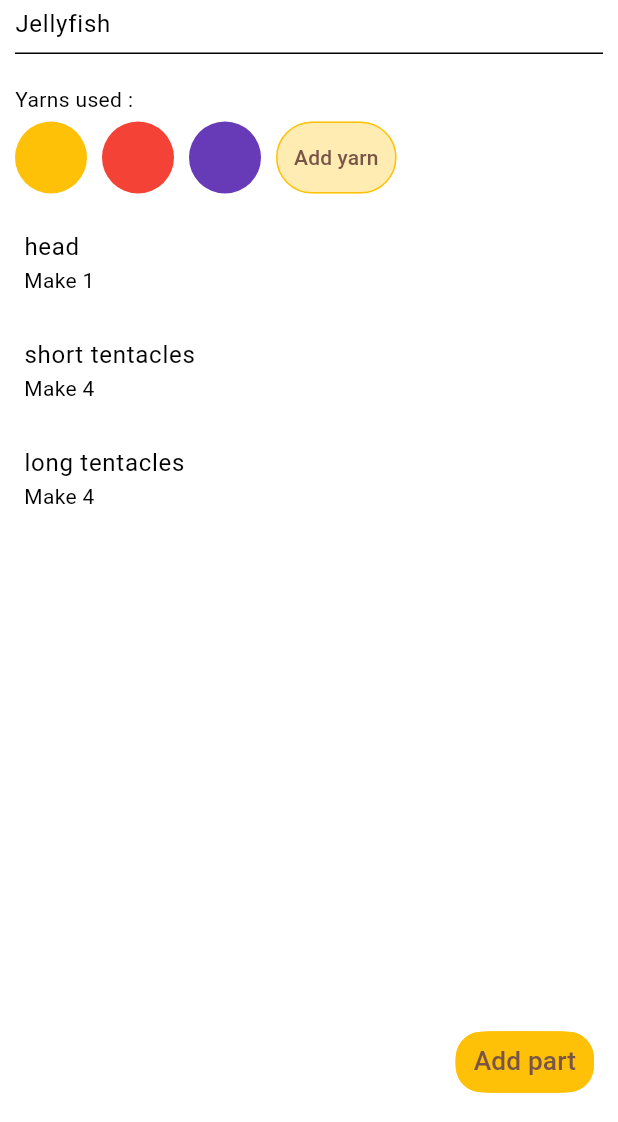
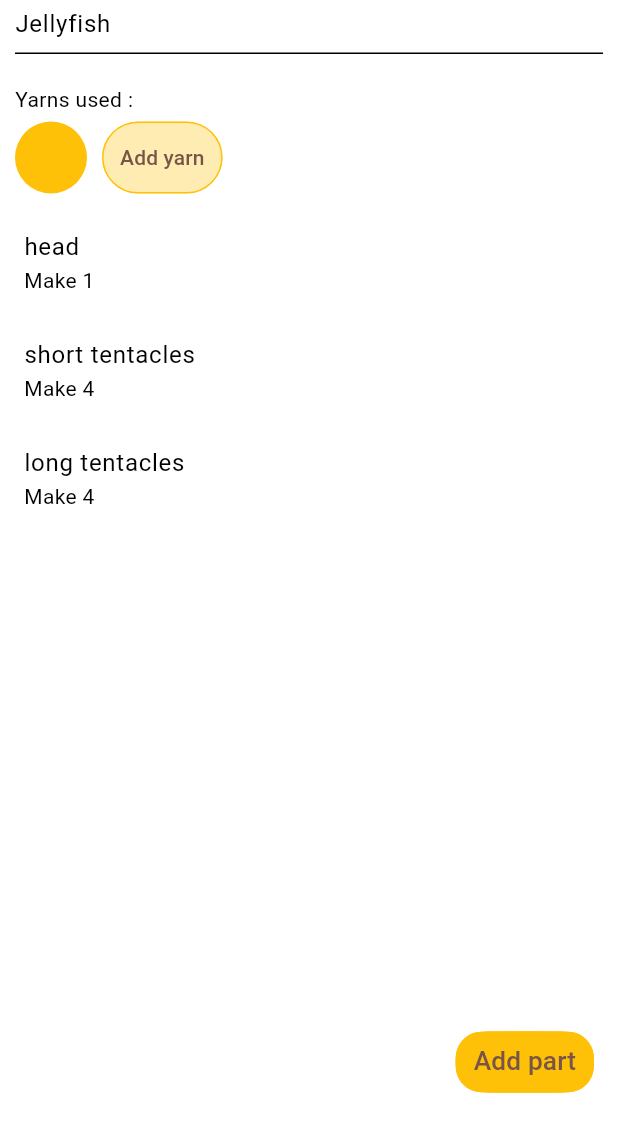
Before and after one commit to llevasse/craftStash, a Flutter app: the PatternsStashPage screen opened directly, after a tap on "Jellyfish", on a phone screen of 412 x 824 dp, the part 114-1236 px from its top. Run offline on Flutter 3.47's test engine with Material 3 defaults, Android fonts, the phone set to English and light mode, and no system bars; our stand-ins replace flutter_colorpicker, lucide_icons_flutter, sqflite; accounts and stored records are empty; statements that could not run were skipped.

Commit message:
[feat] added function to insert yarn in pattern, get yarn used in pattern, and pattern page retrieve only used yarn and not all yarn

```diff
--- a/lib/class/patterns/patterns.dart
+++ b/lib/class/patterns/patterns.dart
@@ -124,3 +124,19 @@ Future<void> removeAllPattern() async {
     throw DatabaseDoesNotExistException("Could not get database");
   }
 }
+
+Future<int> insertYarnInPattern(
+  int yarnId,
+  int patternId, [
+  Database? db,
+]) async {
+  db ??= (await DbService().database);
+  if (db != null) {
+    return db.insert("yarn_in_pattern", {
+      'pattern_id': patternId,
+      'yarn_id': yarnId,
+    });
+  } else {
+    throw DatabaseDoesNotExistException("Could not get database");
+  }
+}
--- a/lib/class/yarns/yarn.dart
+++ b/lib/class/yarns/yarn.dart
@@ -50,6 +50,21 @@ class Yarn {
     maxHook,
     minHook,
     thickness,
+  );
+}
+
+Yarn _fromMap(Map<String, Object?> map) {
+  return Yarn(
+    id: map["id"] as int,
+    collectionId: map["collection_id"] as int,
+    color: map["color"] as int,
+    brand: map["brand"] as String,
+    material: map["material"] as String,
+    colorName: map["color_name"] as String,
+    minHook: map["min_hook"] as double,
+    maxHook: map["max_hook"] as double,
+    thickness: map["thickness"] as double,
+    nbOfSkeins: map["number_of_skeins"] as int,
   );
 }
 
@@ -120,36 +135,41 @@ Future<void> deleteYarnsByCollectionId(int id) async {
   }
 }
 
-Future<List<Yarn>> getAllYarn() async {
-  final db = (await DbService().database);
+Future<List<Yarn>> getAllYarn([Database? db]) async {
+  db ??= (await DbService().database);
   if (db != null) {
     final List<Map<String, Object?>> yarnMaps = await db.query('yarn');
+    return [for (Map<String, Object?> map in yarnMaps) _fromMap(map)];
+  } else {
+    throw DatabaseDoesNotExistException("Could not get database");
+  }
+}
+
+Future<Yarn> getYarnById(int id, [Database? db]) async {
+  db ??= (await DbService().database);
+  if (db != null) {
+    final List<Map<String, Object?>> yarnMaps = await db.query(
+      'yarn',
+      where: "id = ?",
+      whereArgs: [id],
+    );
+    return _fromMap(yarnMaps.first);
+  } else {
+    throw DatabaseDoesNotExistException("Could not get database");
+  }
+}
+
+Future<List<Yarn>> getAllYarnByPatternId(int patternId, [Database? db]) async {
+  db ??= (await DbService().database);
+  if (db != null) {
+    final List<Map<String, Object?>> connectionsMaps = await db.query(
+      'yarn_in_pattern',
+      where: "pattern_id = ?",
+      whereArgs: [patternId],
+    );
     return [
-      for (final {
-            'id': id as int,
-            "collection_id": collentionId as int,
-            "color": color as int,
-            "brand": brand as String,
-            "material": material as String,
-            "color_name": colorName as String,
-            "min_hook": minHook as double,
-            "max_hook": maxHook as double,
-            "thickness": thickness as double,
-            "number_of_skeins": nbOfSkeins as int,
-          }
-          in yarnMaps)
-        Yarn(
-          id: id,
-          collectionId: collentionId,
-          color: color,
-          brand: brand,
-          material: material,
-          colorName: colorName,
-          minHook: minHook,
-          maxHook: maxHook,
-          thickness: thickness,
-          nbOfSkeins: nbOfSkeins,
-        ),
+      for (final {'yarn_id': yarnId as int} in connectionsMaps)
+        await getYarnById(yarnId),
     ];
   } else {
     throw DatabaseDoesNotExistException("Could not get database");
--- a/lib/premadePatterns/jellyfish.dart
+++ b/lib/premadePatterns/jellyfish.dart
@@ -3,6 +3,7 @@ import 'package:craft_stash/class/patterns/pattern_row.dart';
 import 'package:craft_stash/class/patterns/pattern_row_detail.dart';
 import 'package:craft_stash/class/patterns/patterns.dart' as craft;
 import 'package:craft_stash/class/stitch.dart';
+import 'package:craft_stash/class/yarns/yarn.dart';
 import 'package:sqflite/sqflite.dart';
 
 Map<String, Stitch> _stitchesMap = {};
@@ -154,6 +155,10 @@ Future<void> insertJellyFishPattern([Database? db]) async {
   // print(_stitchesMap);
   craft.Pattern pattern = craft.Pattern(name: "Jellyfish");
   pattern.patternId = await craft.insertPatternInDb(pattern, db);
+  List<Yarn> y = await getAllYarn(db);
+  if (y.isNotEmpty) {
+    await craft.insertYarnInPattern(y.first.id, pattern.patternId, db);
+  }
   pattern.parts.add(await _createHeadPart(pattern.patternId, db));
   pattern.parts.add(await _createShortTentacles(pattern.patternId, db));
   pattern.parts.add(await _createLongTentacles(pattern.patternId, db));
--- a/lib/widgets/yarn/yarn_list.dart
+++ b/lib/widgets/yarn/yarn_list.dart
@@ -27,7 +27,7 @@ class YarnListState extends State<YarnList> {
   late ThemeData theme;
   List<Yarn> yarns = [];
   List<Widget> list = List.empty(growable: true);
-  double buttonSize = 24 * 2;
+  double buttonSize = 48;
 
   void init() async {
     await getAllYarns();
@@ -50,8 +50,7 @@ class YarnListState extends State<YarnList> {
     if (widget.patternId == null) {
       yarns = await getAllYarn();
     } else {
-      yarns = await getAllYarn();
-      // yarns = await getAllYarnByPatternId();
+      yarns = await getAllYarnByPatternId(widget.patternId!);
     }
     list.clear();
 
```
